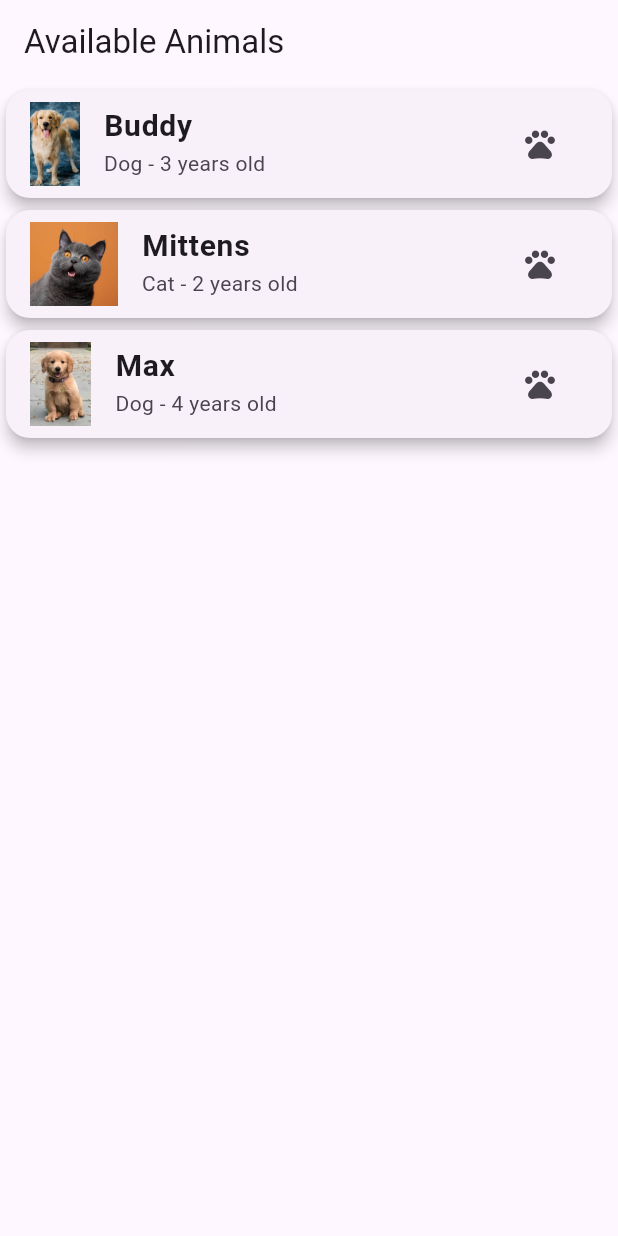
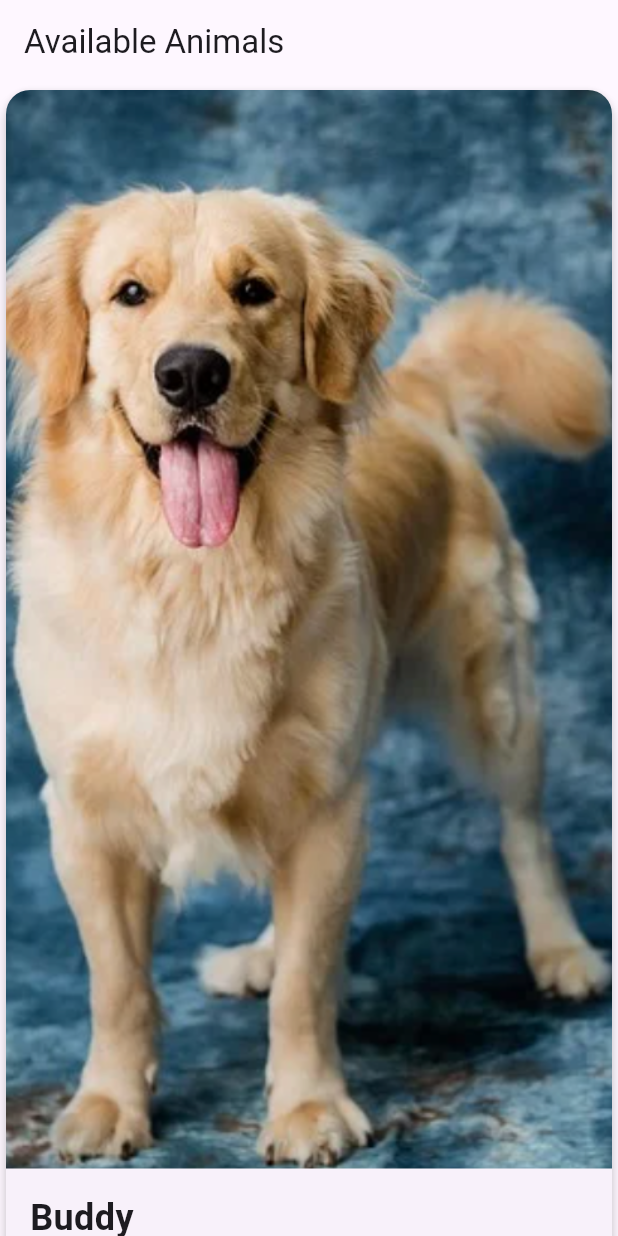
Before and after one commit to Wonwhoo-Andrew-Nah/CSS-545, a Flutter app: the AnimalListScreen screen opened directly, on a phone screen of 412 x 824 dp. Run offline on Flutter 3.47's test engine with Material 3 defaults, Android fonts, the phone set to English and light mode, and no system bars; our stand-ins replace shared_preferences; accounts and stored records are empty.

Commit message:
full screen List view

```diff
--- a/pawframe/lib/main.dart
+++ b/pawframe/lib/main.dart
@@ -204,29 +204,47 @@ class _AnimalListScreenState extends State<AnimalListScreen> {
         itemCount: _animals.length,
         itemBuilder: (context, index) {
           final animal = _animals[index];
-          return Card(
+          return GestureDetector(
+            onTap: () => _showAnimalDetails(context, animal),
+            child: SizedBox(
+              height: MediaQuery.of(context).size.height,
+              child: Card(
                 elevation: 4,
                 shape: RoundedRectangleBorder(
                   borderRadius: BorderRadius.circular(16),
                 ),
-            child: ListTile(
-              leading: Image.asset(
+                child: Column(
+                  crossAxisAlignment: CrossAxisAlignment.stretch,
+                  children: [
+                    Expanded(
+                      child: ClipRRect(
+                        borderRadius: const BorderRadius.vertical(top: Radius.circular(16)),
+                        child: Image.asset(
                           animal['imageUrl'],
-                height: 80,
                           fit: BoxFit.cover,
                         ),
-              title: Text(
+                      ),
+                    ),
+                    Padding(
+                      padding: const EdgeInsets.all(16.0),
+                      child: Column(
+                        crossAxisAlignment: CrossAxisAlignment.start,
+                        children: [
+                          Text(
                             animal['name'],
-                style: const TextStyle(fontSize: 20, fontWeight: FontWeight.bold),
+                            style: const TextStyle(fontSize: 24, fontWeight: FontWeight.bold),
                           ),
-              subtitle: Text('${animal['type']} - ${animal['age']} years old'),
-              trailing: animal['isAdopted']
-                  ? const Icon(Icons.check, color: Colors.green)
-                  : IconButton(
-                      icon: const Icon(Icons.pets),
-                      onPressed: () => _showAnimalDetails(context, animal),
+                          const SizedBox(height: 8),
+                          Text(
+                            animal['description'],
+                            style: const TextStyle(fontSize: 16),
                           ),
-              onTap: () => _showAnimalDetails(context, animal),
+                        ],
+                      ),
+                    ),
+                  ],
+                ),
+              ),
             ),
           );
         },
```
Lines whose indentation alone changed are shown as unchanged.
